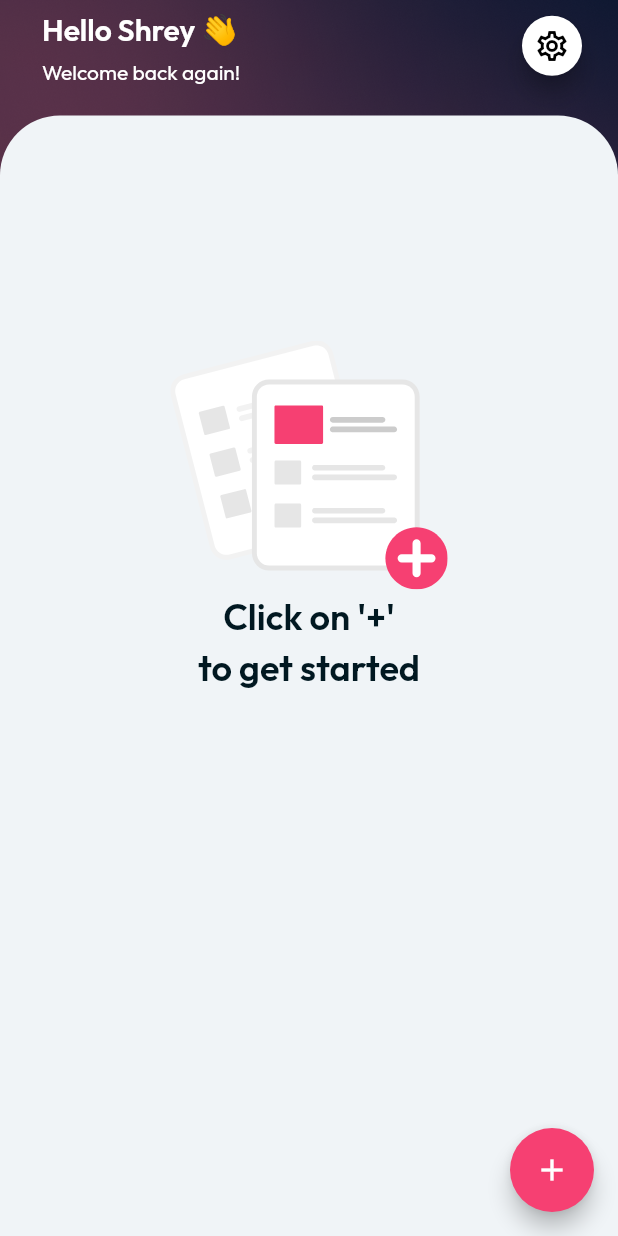
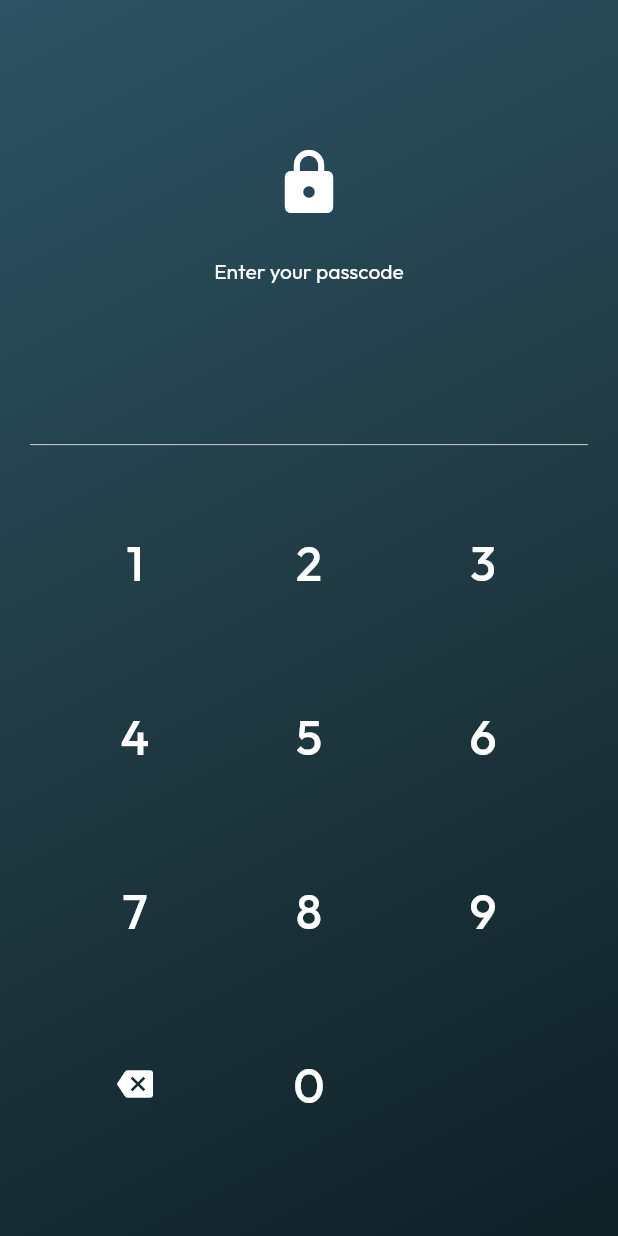
Before and after one commit to ssindher11/PassVault, a Flutter app: the screen it shows after launch, after a tap on the "settings" icon, on a phone screen of 412 x 824 dp. Run offline on Flutter 3.47's test engine with Material 2 defaults, Android fonts, the phone set to English and light mode, and no system bars; our stand-ins replace equatable, floor, flutter_native_splash, flutter_svg, get, get_it and 3 more; accounts and stored records are empty; generated files the repository leaves out were written again.

Commit message:
Implement EnterPasscodePage

```diff
--- a/lib/main.dart
+++ b/lib/main.dart
@@ -29,6 +29,7 @@ class MyApp extends StatelessWidget {
         textTheme: textTheme,
         colorScheme: ThemeData().colorScheme.copyWith(primary: redPrimary),
       ),
+      debugShowCheckedModeBanner: false,
       scrollBehavior: GlowlessScrollBehavior(),
       home: const HomePage(),
       builder: (context, widget) {
--- a/lib/presentation/pages/create_vault_page.dart
+++ b/lib/presentation/pages/create_vault_page.dart
@@ -176,6 +176,7 @@ class _CreateVaultPageState extends State<CreateVaultPage> {
             style: const TextStyle(color: darkTextColor),
             cursorColor: darkTextColor,
             textInputAction: TextInputAction.next,
+            autocorrect: false,
           ),
           const SizedBox(height: 12),
           const Text(
@@ -214,6 +215,7 @@ class _CreateVaultPageState extends State<CreateVaultPage> {
             style: const TextStyle(color: darkTextColor),
             cursorColor: darkTextColor,
             textInputAction: TextInputAction.next,
+            autocorrect: false,
           ),
           const SizedBox(height: 12),
           const Text(
@@ -281,6 +283,7 @@ class _CreateVaultPageState extends State<CreateVaultPage> {
                     cursorColor: darkTextColor,
                     obscureText: _obscureText.value,
                     obscuringCharacter: '●',
+                    autocorrect: false,
                   ),
                 ),
               ),
--- /dev/null
+++ b/lib/presentation/pages/enter_passcode_page.dart
@@ -0,0 +1,153 @@
+import 'package:flutter/material.dart';
+import 'package:get/get.dart';
+import 'package:pass_vault/res/res.dart';
+
+class EnterPasscodePage extends StatefulWidget {
+  const EnterPasscodePage({Key? key}) : super(key: key);
+
+  @override
+  State<EnterPasscodePage> createState() => _EnterPasscodePageState();
+}
+
+class _EnterPasscodePageState extends State<EnterPasscodePage> {
+  List<Alignment> alignmentList = [
+    Alignment.topLeft,
+    Alignment.bottomLeft,
+    Alignment.bottomRight,
+    Alignment.topRight,
+  ];
+
+  final index = 0.obs;
+
+  final bottomColor = const Color(0xFF2C5364).obs;
+
+  final topColor = const Color(0xFF0F2027).obs;
+
+  final begin = Alignment.topLeft.obs;
+
+  final end = Alignment.bottomRight.obs;
+
+  void _onNumPress(int num) {
+    index.value += 1;
+    begin.value = alignmentList[index.value % alignmentList.length];
+    end.value = alignmentList[(index.value + 2) % alignmentList.length];
+  }
+
+  void _onDeletePress() {
+    index.value -= 1;
+    begin.value = alignmentList[index.value % alignmentList.length];
+    end.value = alignmentList[(index.value + 2) % alignmentList.length];
+  }
+
+  Widget _buildLockIconSection(BuildContext context) {
+    return SliverToBoxAdapter(
+      child: SizedBox(
+        width: double.infinity,
+        height: (MediaQuery.of(context).size.height -
+                MediaQuery.of(context).viewPadding.top) *
+            0.35,
+        child: const Column(
+          mainAxisAlignment: MainAxisAlignment.center,
+          children: [
+            Icon(
+              Icons.lock,
+              color: Colors.white,
+              size: 48,
+            ),
+            SizedBox(height: 24),
+            Text(
+              'Enter your passcode',
+              style: TextStyle(color: Colors.white),
+            ),
+          ],
+        ),
+      ),
+    );
+  }
+
+  Widget _buildNumber({int? num, bool isDelete = false}) {
+    return InkWell(
+      onTap: () => isDelete ? _onDeletePress() : _onNumPress(num!),
+      customBorder: const CircleBorder(),
+      child: Center(
+        child: isDelete
+            ? const Icon(Icons.backspace, color: Colors.white)
+            : Text(
+                num.toString(),
+                style: const TextStyle(
+                  fontWeight: FontWeight.w500,
+                  fontSize: 32,
+                  color: Colors.white,
+                ),
+              ),
+      ),
+    );
+  }
+
+  @override
+  Widget build(BuildContext context) {
+    return Obx(
+      () => AnimatedContainer(
+        duration: const Duration(milliseconds: 300),
+        decoration: BoxDecoration(
+          gradient: LinearGradient(
+            begin: begin.value,
+            end: end.value,
+            colors: [
+              bottomColor.value,
+              const Color(0xFF203A43),
+              topColor.value,
+            ],
+          ),
+        ),
+        child: Scaffold(
+          backgroundColor: Colors.transparent,
+          body: SizedBox(
+            width: double.infinity,
+            child: Column(
+              crossAxisAlignment: CrossAxisAlignment.start,
+              children: [
+                SizedBox(
+                  height: MediaQuery.of(context).viewPadding.top,
+                ),
+                Expanded(
+                  child: CustomScrollView(
+                    slivers: [
+                      _buildLockIconSection(context),
+                      const SliverToBoxAdapter(
+                        child: Divider(
+                          indent: 20,
+                          endIndent: 20,
+                          color: greyBorderColor,
+                        ),
+                      ),
+                      SliverPadding(
+                        padding: const EdgeInsets.only(
+                          left: 40,
+                          top: 20,
+                          right: 40,
+                        ),
+                        sliver: SliverGrid.count(
+                          crossAxisCount: 3,
+                          mainAxisSpacing: 16,
+                          crossAxisSpacing: 16,
+                          childAspectRatio: 1,
+                          children: [
+                            ...[for (var i = 1; i <= 9; i++) i]
+                                .map((e) => _buildNumber(num: e)),
+                            _buildNumber(isDelete: true),
+                            _buildNumber(num: 0),
+                          ],
+                        ),
+                      )
+                    ],
+                  ),
+                ),
+              ],
+            ),
+          ),
+        ),
+      ),
+    );
+  }
+}
--- a/lib/presentation/pages/home_page.dart
+++ b/lib/presentation/pages/home_page.dart
@@ -1,5 +1,6 @@
 import 'package:flutter/material.dart';
 import 'package:pass_vault/presentation/pages/create_vault_page.dart';
+import 'package:pass_vault/presentation/pages/enter_passcode_page.dart';
 import 'package:pass_vault/presentation/views/greeting.dart';
 import 'package:pass_vault/res/color.dart';
 import 'package:pass_vault/res/images.dart';
@@ -49,7 +50,12 @@ class HomePage extends StatelessWidget {
                       const Greeting(name: 'Shrey'),
                       const Spacer(),
                       FloatingActionButton.small(
-                        onPressed: () {},
+                        onPressed: () {
+                          Navigator.push(
+                            context,
+                            MaterialPageRoute(builder: (context) => const EnterPasscodePage()),
+                          );
+                        },
                         foregroundColor: Colors.black,
                         backgroundColor: Colors.white,
                         heroTag: null,
```
Also changed, not shown: pubspec.lock, 5 other files.
